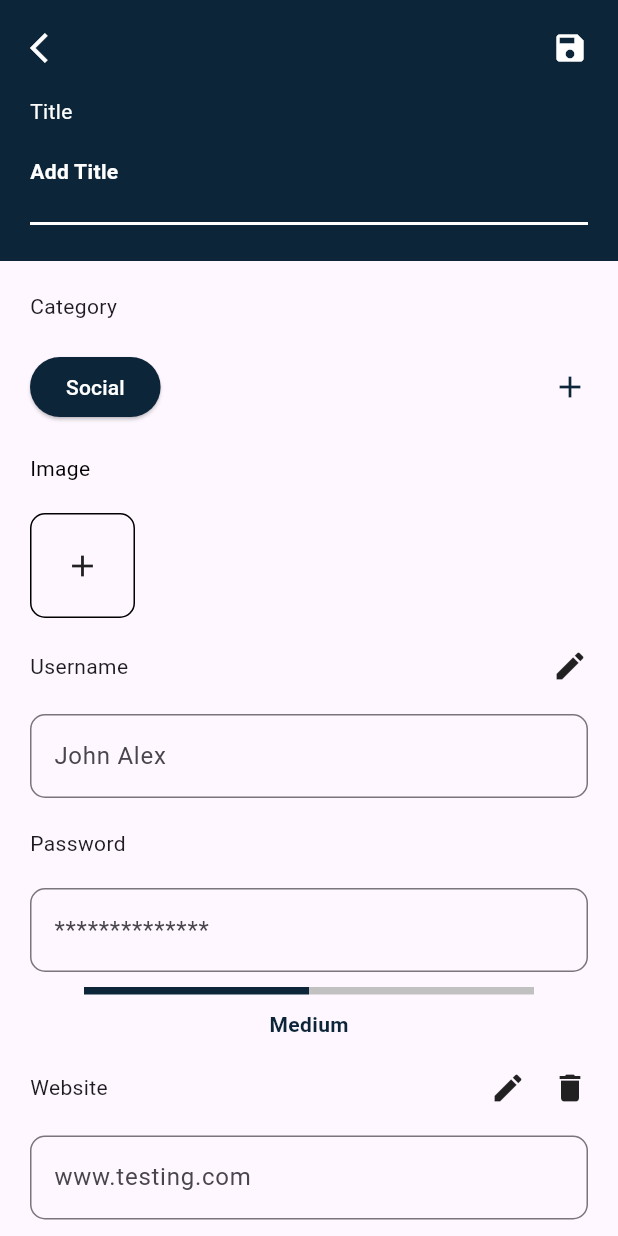
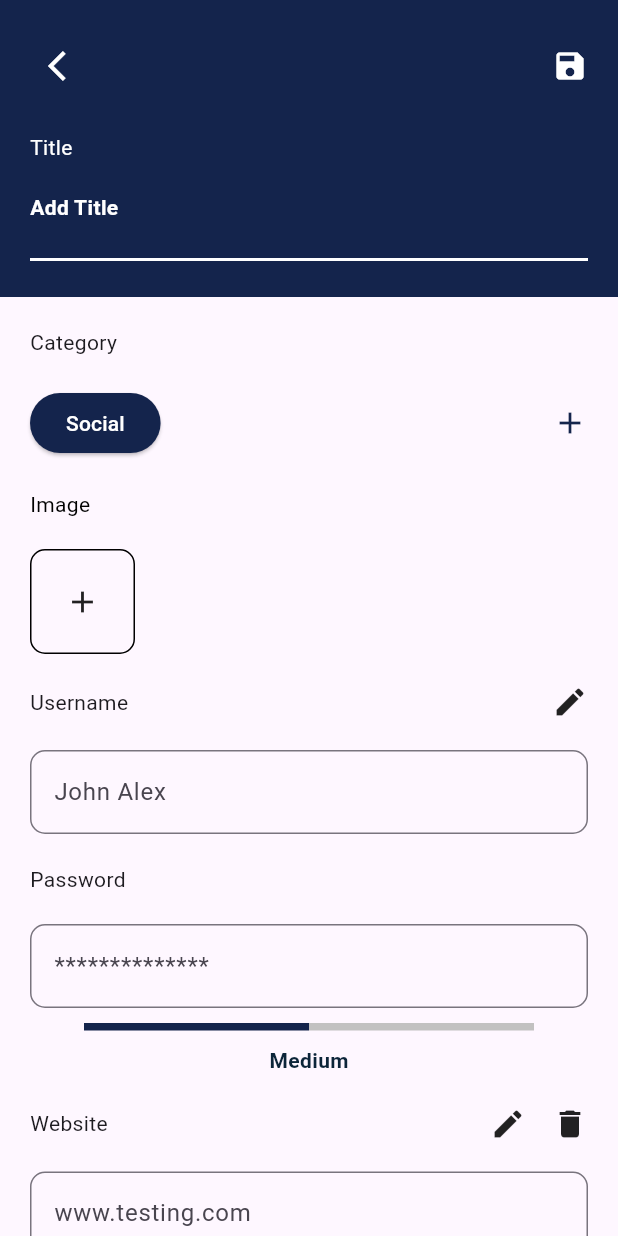
Before and after one commit to naumantariq323/Credit_Save, a Flutter app: the screen it shows after launch, after a tap on "Login", after a tap on "Next", on a phone screen of 412 x 824 dp. Run offline on Flutter 3.47's test engine with Material 3 defaults, Android fonts, the phone set to English and light mode, and no system bars; our stand-ins replace flutter_form_builder, sizer.

Commit message:
updated commit

```diff
--- a/lib/pages/add_entity.dart
+++ b/lib/pages/add_entity.dart
@@ -1,4 +1,5 @@
 import 'package:credit_save/pages/add_entity1.dart';
+import 'package:credit_save/pages/home.dart';
 import 'package:flutter/material.dart';
 
 class AddEntity extends StatefulWidget {
@@ -19,23 +20,36 @@ class _MyWidgetState extends State<AddEntity> {
           Container(
             padding: const EdgeInsets.all(20),
             decoration: const BoxDecoration(
-              color: Color.fromARGB(255, 12, 37, 57),
+              color: Color(
+                0xFF14244c,
               ),
-            child: const Column(
+            ),
+            child: Column(
               crossAxisAlignment: CrossAxisAlignment.start,
               children: [
                 Row(
                   mainAxisAlignment: MainAxisAlignment.spaceBetween,
                   children: [
-                    Icon(Icons.arrow_back_ios, color: Colors.white),
-                    Icon(
+                    IconButton(
+                      icon: const Icon(
+                        Icons.arrow_back_ios,
+                        color: Colors.white,
+                      ),
+                      onPressed: () {
+                        Navigator.pushReplacement(
+                            context,
+                            MaterialPageRoute(
+                                builder: (context) => const Home()));
+                      },
+                    ),
+                    const Icon(
                       Icons.save,
                       color: Colors.white,
                     )
                   ],
                 ),
-                SizedBox(height: 20),
-                Align(
+                const SizedBox(height: 20),
+                const Align(
                     alignment: Alignment.topLeft,
                     child: Text(
                       'Title',
@@ -43,16 +57,16 @@ class _MyWidgetState extends State<AddEntity> {
                         color: Colors.white,
                       ),
                     )),
-                SizedBox(height: 20),
-                Text(
+                const SizedBox(height: 20),
+                const Text(
                   'Add Title',
                   style: TextStyle(
                       color: Colors.white, fontWeight: FontWeight.bold),
                 ),
-                SizedBox(
+                const SizedBox(
                   height: 20,
                 ),
-                Divider(
+                const Divider(
                   height: 10,
                   thickness: 2,
                   color: Colors.white,
@@ -73,7 +87,9 @@ class _MyWidgetState extends State<AddEntity> {
                     ElevatedButton(
                       onPressed: () {},
                       style: ElevatedButton.styleFrom(
-                        backgroundColor: const Color.fromARGB(255, 12, 37, 57),
+                        backgroundColor: const Color(
+                          0xFF14244c,
+                        ),
                       ),
                       child: const Text(
                         'Social',
@@ -82,7 +98,9 @@ class _MyWidgetState extends State<AddEntity> {
                     ),
                     const Icon(
                       Icons.add,
-                      color: Color.fromARGB(255, 12, 37, 57),
+                      color: Color(
+                        0xFF14244c,
+                      ),
                     )
                   ],
                 ),
@@ -126,15 +144,16 @@ class _MyWidgetState extends State<AddEntity> {
                           borderRadius: BorderRadius.circular(10))),
                 ),
                 const SizedBox(height: 10),
-                Container(
-                  child: Row(
+                Row(
                   mainAxisAlignment: MainAxisAlignment.center,
                   children: [
                     Container(
                       height: 5,
                       width: 150,
                       decoration: const BoxDecoration(
-                          color: Color.fromARGB(255, 12, 37, 57),
+                        color: Color(
+                          0xFF14244c,
+                        ),
                       ),
                     ),
                     Container(
@@ -145,7 +164,6 @@ class _MyWidgetState extends State<AddEntity> {
                       ),
                     ),
                   ],
-                  ),
                 ),
                 const SizedBox(height: 10),
                 const Align(
@@ -182,7 +200,9 @@ class _MyWidgetState extends State<AddEntity> {
                     child: ElevatedButton(
                       onPressed: () {},
                       style: ElevatedButton.styleFrom(
-                        backgroundColor: const Color.fromARGB(255, 12, 37, 57),
+                        backgroundColor: const Color(
+                          0xFF14244c,
+                        ),
                       ),
                       child: const Text(
                         'Add Field',
@@ -221,7 +241,9 @@ class _MyWidgetState extends State<AddEntity> {
                         Text(
                           'Testing User',
                           style: TextStyle(
-                              color: Color.fromARGB(255, 12, 37, 57),
+                              color: Color(
+                                0xFF14244c,
+                              ),
                               fontWeight: FontWeight.bold),
                         ),
                         Text('Testing@gmail.com')
@@ -239,7 +261,9 @@ class _MyWidgetState extends State<AddEntity> {
                       children: [
                         Text('Testing User',
                             style: TextStyle(
-                                color: Color.fromARGB(255, 12, 37, 57),
+                                color: Color(
+                                  0xFF14244c,
+                                ),
                                 fontWeight: FontWeight.bold)),
                         Text('Testing@gmail.com')
                       ],
@@ -256,7 +280,9 @@ class _MyWidgetState extends State<AddEntity> {
                       children: [
                         Text('Testing User',
                             style: TextStyle(
-                                color: Color.fromARGB(255, 12, 37, 57),
+                                color: Color(
+                                  0xFF14244c,
+                                ),
                                 fontWeight: FontWeight.bold)),
                         Text('Testing@gmail.com')
                       ],
@@ -284,8 +310,9 @@ class _MyWidgetState extends State<AddEntity> {
                                   builder: (context) => AddEntity1()));
                         },
                         style: ElevatedButton.styleFrom(
-                            backgroundColor:
-                                const Color.fromARGB(255, 22, 36, 48),
+                            backgroundColor: const Color(
+                              0xFF14244c,
+                            ),
                             minimumSize: const Size(300, 50),
                             shape: RoundedRectangleBorder(
                                 borderRadius: BorderRadius.circular(20))),
--- a/lib/pages/home.dart
+++ b/lib/pages/home.dart
@@ -1,5 +1,7 @@
+import 'package:credit_save/export.dart';
 import 'package:credit_save/pages/add_entity.dart';
 import 'package:flutter/material.dart';
+import 'package:flutter_form_builder/flutter_form_builder.dart';
 
 class Home extends StatefulWidget {
   const Home({super.key});
@@ -20,7 +22,9 @@ class _HomeState extends State<Home> {
                 borderRadius: BorderRadius.only(
                     bottomLeft: Radius.circular(20),
                     bottomRight: Radius.circular(20)),
-                color: Color.fromARGB(255, 12, 37, 57),
+                color: Color(
+                  0xFF14244c,
+                ),
               ),
               child: Column(children: [
                 Row(
@@ -33,16 +37,21 @@ class _HomeState extends State<Home> {
                             fontSize: 30,
                             fontWeight: FontWeight.bold),
                       ),
-                      Image.asset('assets/Vector.png'),
+                      Image.asset(AppAssets.vector),
                     ]),
                 const SizedBox(height: 20),
-                TextField(
+                FormBuilderTextField(
+                  name: "Search",
                   decoration: InputDecoration(
-                      prefixIcon: const Icon(Icons.search),
-                      fillColor: Colors.grey,
+                      prefixIcon: const Icon(
+                        Icons.search,
+                      ),
+                      fillColor: const Color.fromARGB(255, 201, 190, 190),
                       filled: true,
-                      hintText: 'Search',
-                      border: OutlineInputBorder(
+                      labelText: 'Search',
+                      enabledBorder: OutlineInputBorder(
+                          borderSide:
+                              const BorderSide(color: Colors.white, width: 1),
                           borderRadius: BorderRadius.circular(20))),
                 ),
                 const SizedBox(height: 20),
@@ -56,12 +65,12 @@ class _HomeState extends State<Home> {
                           fontWeight: FontWeight.bold,
                           fontSize: 20),
                     ),
-                    const SizedBox(width: 190),
+                    const SizedBox(width: 150),
                     const Icon(
                       Icons.arrow_drop_down,
                       color: Colors.white,
                     ),
-                    Image.asset('assets/Icon.png'),
+                    Image.asset(AppAssets.icon)
                   ],
                 )
               ])),
@@ -83,7 +92,7 @@ class _HomeState extends State<Home> {
                 const SizedBox(height: 10),
                 Row(
                   children: [
-                    Image.asset('assets/Amazon.png'),
+                    Image.asset(AppAssets.amazon),
                     const SizedBox(
                       width: 40,
                     ),
@@ -112,7 +121,7 @@ class _HomeState extends State<Home> {
                 const SizedBox(height: 30),
                 Row(
                   children: [
-                    Image.asset('assets/Facebook.png'),
+                    Image.asset(AppAssets.facebook),
                     const SizedBox(
                       width: 40,
                     ),
@@ -142,10 +151,12 @@ class _HomeState extends State<Home> {
                   MaterialPageRoute(builder: (context) => const AddEntity()));
             },
             style: ElevatedButton.styleFrom(
-                backgroundColor: const Color.fromARGB(255, 22, 36, 48),
-                maximumSize: const Size(300, 50),
+                backgroundColor: const Color(
+                  0xFF14244c,
+                ),
+                minimumSize: const Size(300, 50),
                 shape: RoundedRectangleBorder(
-                    borderRadius: BorderRadius.circular(20))),
+                    borderRadius: BorderRadius.circular(10))),
             child: const Text(
               'Next',
               style: TextStyle(color: Colors.white),
--- a/lib/pages/login.dart
+++ b/lib/pages/login.dart
@@ -1,3 +1,4 @@
+import 'package:credit_save/export.dart';
 import 'package:flutter/material.dart';
 
 import 'package:credit_save/pages/home.dart';
@@ -15,104 +16,87 @@ class _LoginState extends State<Login> {
   @override
   Widget build(BuildContext context) {
     return Scaffold(
-      body: Column(
-        mainAxisAlignment: MainAxisAlignment.center,
-        children: <Widget>[
+        body: Column(mainAxisAlignment: MainAxisAlignment.center, children: [
       Container(
-            padding: const EdgeInsets.all(30),
+        padding: EdgeInsets.all(10),
         child: Column(
-              crossAxisAlignment: CrossAxisAlignment.center,
+          // crossAxisAlignment: CrossAxisAlignment.center,
           children: [
             Image.asset(
-                  'assets/Logo.jpg',
-                  height: 90,
+              AppAssets.logo,
+              height: 100,
             ),
-                const SizedBox(height: 20),
+            const SizedBox(height: 10),
             const Text(
-                  'CredentialSafe',
+              'Credential Safe',
               style: TextStyle(
-                      color: Color.fromARGB(255, 12, 37, 57),
-                      fontWeight: FontWeight.bold,
-                      fontSize: 20),
+                  color: Color(
+                    0xFF14244c,
                   ),
-                const SizedBox(height: 20),
+                  fontSize: 20,
+                  fontWeight: FontWeight.bold),
+            ),
+            const SizedBox(height: 10),
             const Text(
               'Password Manager',
-                  style: TextStyle(
-                    fontWeight: FontWeight.bold,
+              style: TextStyle(fontSize: 17, fontWeight: FontWeight.bold),
             ),
-                ),
-                const SizedBox(height: 20),
+            const SizedBox(height: 10),
             const Align(
               alignment: Alignment.topLeft,
               child: Text('Email'),
             ),
-                const SizedBox(height: 20),
             FormBuilderTextField(
-                  name: 'email',
-                  decoration: const InputDecoration(
-                    border: OutlineInputBorder(),
+              name: 'Username',
+              decoration: InputDecoration(
+                  labelText: 'example@gmail.com',
+                  border: OutlineInputBorder(
+                      borderRadius: BorderRadius.circular(10))),
             ),
+            const SizedBox(
+              height: 20,
             ),
-                const SizedBox(height: 20),
             const Align(
               alignment: Alignment.topLeft,
-                  child: Text(
-                    'Password',
+              child: Text('Password'),
             ),
+            FormBuilderTextField(
+              name: 'Password',
+              decoration: InputDecoration(
+                  labelText: '*************',
+                  border: OutlineInputBorder(
+                      borderRadius: BorderRadius.circular(10))),
             ),
-                const SizedBox(height: 20),
-                FormBuilderTextField(
-                  name: "Password",
-                  decoration: const InputDecoration(
-                    border: OutlineInputBorder(),
-                  ),
-                ),
-                const SizedBox(height: 20),
             const Align(
-                  alignment: Alignment.topRight,
+              alignment: Alignment.bottomRight,
               child: Text(
                 'Forgot Password?',
-                    textAlign: TextAlign.right,
-                    style: TextStyle(
-                        color: Colors.black, fontWeight: FontWeight.bold),
+                style: TextStyle(color: Color(0xFF14244c)),
               ),
             ),
             const SizedBox(height: 20),
             ElevatedButton(
                 onPressed: () {
-                    Navigator.pushReplacement(
-                      context,
-                      MaterialPageRoute(builder: (context) => const Home()),
-                    );
+                  Navigator.pushReplacement(context,
+                      MaterialPageRoute(builder: (context) => const Home()));
                 },
                 style: ElevatedButton.styleFrom(
-                    backgroundColor: const Color.fromARGB(255, 22, 36, 48),
+                    backgroundColor: const Color(0xFF14244c),
                     minimumSize: const Size(300, 50),
-                    side: const BorderSide(color: Colors.black),
                     shape: RoundedRectangleBorder(
-                      borderRadius: BorderRadius.circular(10),
-                    ),
-                  ),
+                        borderRadius: BorderRadius.circular(10))),
                 child: const Text(
                   'Login',
                   style: TextStyle(
-                      color: Colors.white,
-                      fontWeight: FontWeight.bold,
+                      color: Colors.white, fontWeight: FontWeight.bold),
+                )),
+            const SizedBox(
+              height: 10,
             ),
-                  ),
-                ),
-                const SizedBox(height: 20),
-                const Text(
-                  'Donot have account.Register Now!',
-                  style: TextStyle(
-                      color: Colors.black, fontWeight: FontWeight.bold),
-                ),
+            const Text('Donot have account? Create account')
           ],
         ),
       )
-        ],
-      ),
-    );
+    ]));
   }
 }
--- a/lib/pages/splash.dart
+++ b/lib/pages/splash.dart
@@ -19,11 +19,7 @@ class _SplashScreenState extends State<SplashScreen> {
   config() async {
     await Future.delayed(const Duration(milliseconds: 1900));
     Navigator.pushReplacement(
-      context,
-      MaterialPageRoute(
-        builder: (context) => const Login(),
-      ),
-    );
+        context, MaterialPageRoute(builder: (context) => const Login()));
   }
 
   @override
@@ -32,26 +28,28 @@ class _SplashScreenState extends State<SplashScreen> {
       body: Column(
         mainAxisAlignment: MainAxisAlignment.center,
         crossAxisAlignment: CrossAxisAlignment.stretch,
-        children: <Widget>[
+        children: [
           Image.asset(
             AppAssets.logo,
-            height: 150,
+            height: 200,
           ),
-          const SizedBox(height: 30),
           const Text(
             'Credential Safe',
             style: TextStyle(
-                color: Color.fromARGB(255, 12, 37, 57),
-                fontWeight: FontWeight.w700,
-                fontSize: 30),
+                color: Color(
+                  0xFF14244c,
+                ),
+                fontSize: 25,
+                fontWeight: FontWeight.bold),
             textAlign: TextAlign.center,
           ),
-          const SizedBox(height: 20),
+          const SizedBox(height: 10),
           const Text(
-            "Password Manager",
-            style: TextStyle(fontWeight: FontWeight.bold, fontSize: 20),
+            'Password Manager',
+            style: TextStyle(
+                color: Colors.black, fontSize: 20, fontWeight: FontWeight.bold),
             textAlign: TextAlign.center,
-          ),
+          )
         ],
       ),
     );
--- a/lib/utils/assets.dart
+++ b/lib/utils/assets.dart
@@ -1,7 +1,7 @@
 class AppAssets {
   static const String logo = 'assets/logo.jpg';
-  // ignore: constant_identifier_names
+
   static const String Facebooklogo = 'assets/Facebook.png';
-  // ignore: constant_identifier_names
+
   static const String Facebookpic = "assets/Facebook(2).png";
 }
--- a/pubspec.yaml
+++ b/pubspec.yaml
@@ -61,11 +61,11 @@ flutter:
     - assets/Vector.png
     - assets/Icon.png
     - assets/Amazon.png
-    - assets/Facebook.png
+    - assets/Facebook(1).png
     - assets/Arrow.png
     - assets/Save.png
     - assets/Plus.png
-    - assets/Facebook(2).png
+    - assets/Facebook.png
   # An image asset can refer to one or more resolution-specific "variants", see
   # https://flutter.dev/to/resolution-aware-images
   # For details regarding adding assets from package dependencies, see
```
Also changed, not shown: lib/export.dart (+14 -0 lines), lib/pages/add_entity1.dart (+46 -68 lines), assets/Facebook(1).png (added), assets/Facebook(2).png (deleted), assets/Facebook.png, assets/Vector.jpg (deleted). Lines whose indentation alone changed are shown as unchanged.
